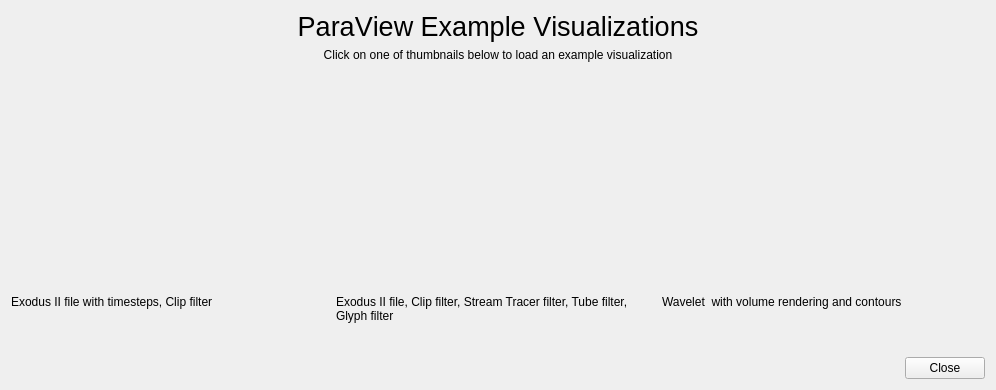
Above: Qt/ApplicationComponents/Resources/UI/pqExampleVisualizationsDialog.ui from Kitware/ParaView before the change. Below: the same form after it.
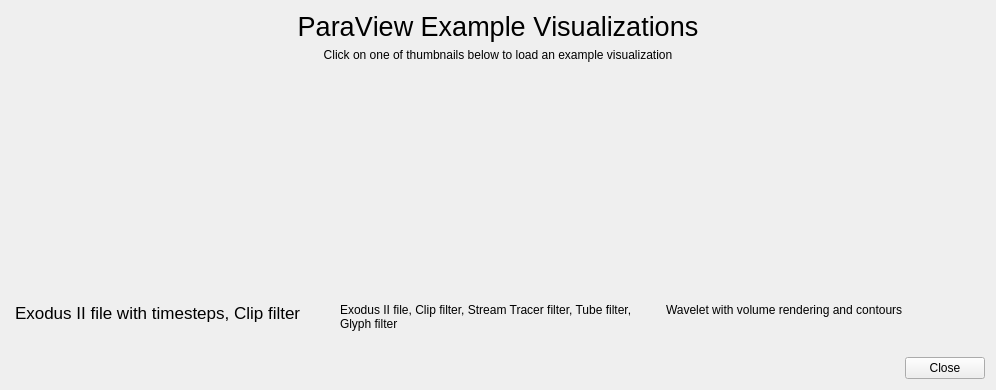
That is the form after the change. Icons and pictures are not drawn.

Commit message:
Fix odd caption placement in examples dialog on macOS
Swapped out QGridLayout, which appears to let text bleed into other
grid cells, for various widgets with horizontal and vertical layouts.

```diff
--- a/Qt/ApplicationComponents/Resources/UI/pqExampleVisualizationsDialog.ui
+++ b/Qt/ApplicationComponents/Resources/UI/pqExampleVisualizationsDialog.ui
@@ -40,11 +40,39 @@
     </widget>
    </item>
    <item>
-    <layout class="QGridLayout" name="gridLayout">
-     <property name="spacing">
+    <widget class="QWidget" name="widget" native="true">
+     <property name="layoutDirection">
+      <enum>Qt::LeftToRight</enum>
+     </property>
+     <layout class="QHBoxLayout" name="horizontalLayout">
+      <property name="leftMargin">
       <number>2</number>
      </property>
-     <item row="0" column="0">
+      <property name="topMargin">
+       <number>2</number>
+      </property>
+      <property name="rightMargin">
+       <number>2</number>
+      </property>
+      <property name="bottomMargin">
+       <number>2</number>
+      </property>
+      <item>
+       <widget class="QWidget" name="widget_2" native="true">
+        <layout class="QVBoxLayout" name="verticalLayout_3">
+         <property name="leftMargin">
+          <number>2</number>
+         </property>
+         <property name="topMargin">
+          <number>2</number>
+         </property>
+         <property name="rightMargin">
+          <number>2</number>
+         </property>
+         <property name="bottomMargin">
+          <number>2</number>
+         </property>
+         <item>
       <widget class="QPushButton" name="CanExampleButton">
        <property name="enabled">
         <bool>true</bool>
@@ -93,15 +121,62 @@
        <property name="autoDefault">
         <bool>true</bool>
        </property>
-       <property name="default">
-        <bool>false</bool>
-       </property>
        <property name="flat">
         <bool>true</bool>
        </property>
       </widget>
      </item>
-     <item row="0" column="1">
+         <item>
+          <widget class="QLabel" name="CanExampleDescription">
+           <property name="frameShape">
+            <enum>QFrame::NoFrame</enum>
+           </property>
+           <property name="lineWidth">
+            <number>1</number>
+           </property>
+           <property name="midLineWidth">
+            <number>1</number>
+           </property>
+           <property name="text">
+            <string>&lt;!DOCTYPE HTML PUBLIC &quot;-//W3C//DTD HTML 4.0//EN&quot; &quot;http://www.w3.org/TR/REC-html40/strict.dtd&quot;&gt;
+&lt;html&gt;&lt;head&gt;&lt;meta name=&quot;qrichtext&quot; content=&quot;1&quot; /&gt;&lt;style type=&quot;text/css&quot;&gt;
+p, li { white-space: pre-wrap; }
+&lt;/style&gt;&lt;/head&gt;&lt;body style=&quot; font-family:'.SF NS Text'; font-size:13pt; font-weight:400; font-style:normal;&quot;&gt;
+&lt;p style=&quot; margin-top:12px; margin-bottom:12px; margin-left:0px; margin-right:0px; -qt-block-indent:0; text-indent:0px;&quot;&gt;Exodus II file with timesteps, Clip filter&lt;br /&gt;&lt;/p&gt;&lt;/body&gt;&lt;/html&gt;</string>
+           </property>
+           <property name="alignment">
+            <set>Qt::AlignLeading|Qt::AlignLeft|Qt::AlignTop</set>
+           </property>
+           <property name="wordWrap">
+            <bool>true</bool>
+           </property>
+           <property name="margin">
+            <number>0</number>
+           </property>
+           <property name="indent">
+            <number>-1</number>
+           </property>
+          </widget>
+         </item>
+        </layout>
+       </widget>
+      </item>
+      <item>
+       <widget class="QWidget" name="widget_3" native="true">
+        <layout class="QVBoxLayout" name="verticalLayout_2">
+         <property name="leftMargin">
+          <number>2</number>
+         </property>
+         <property name="topMargin">
+          <number>2</number>
+         </property>
+         <property name="rightMargin">
+          <number>2</number>
+         </property>
+         <property name="bottomMargin">
+          <number>2</number>
+         </property>
+         <item>
       <widget class="QPushButton" name="DiskOutRefExampleButton">
        <property name="minimumSize">
         <size>
@@ -128,7 +203,38 @@
        </property>
       </widget>
      </item>
-     <item row="0" column="2">
+         <item>
+          <widget class="QLabel" name="DiskOutRefExampleDescription">
+           <property name="text">
+            <string>Exodus II file, Clip filter, Stream Tracer filter, Tube filter, Glyph filter</string>
+           </property>
+           <property name="alignment">
+            <set>Qt::AlignLeading|Qt::AlignLeft|Qt::AlignTop</set>
+           </property>
+           <property name="wordWrap">
+            <bool>true</bool>
+           </property>
+          </widget>
+         </item>
+        </layout>
+       </widget>
+      </item>
+      <item>
+       <widget class="QWidget" name="widget_4" native="true">
+        <layout class="QVBoxLayout" name="verticalLayout_4">
+         <property name="leftMargin">
+          <number>2</number>
+         </property>
+         <property name="topMargin">
+          <number>2</number>
+         </property>
+         <property name="rightMargin">
+          <number>2</number>
+         </property>
+         <property name="bottomMargin">
+          <number>2</number>
+         </property>
+         <item>
       <widget class="QPushButton" name="WaveletExampleButton">
        <property name="minimumSize">
         <size>
@@ -154,36 +260,10 @@
        </property>
       </widget>
      </item>
-     <item row="1" column="0">
-      <widget class="QLabel" name="CanExampleDescription">
-       <property name="text">
-        <string>Exodus II file with timesteps, Clip filter</string>
-       </property>
-       <property name="alignment">
-        <set>Qt::AlignLeading|Qt::AlignLeft|Qt::AlignTop</set>
-       </property>
-       <property name="wordWrap">
-        <bool>true</bool>
-       </property>
-      </widget>
-     </item>
-     <item row="1" column="1">
-      <widget class="QLabel" name="DiskOutRefExampleDescription">
-       <property name="text">
-        <string>Exodus II file, Clip filter, Stream Tracer filter, Tube filter, Glyph filter</string>
-       </property>
-       <property name="alignment">
-        <set>Qt::AlignLeading|Qt::AlignLeft|Qt::AlignTop</set>
-       </property>
-       <property name="wordWrap">
-        <bool>true</bool>
-       </property>
-      </widget>
-     </item>
-     <item row="1" column="2">
+         <item>
       <widget class="QLabel" name="WaveletExampleDescription">
        <property name="text">
-        <string>Wavelet  with volume rendering and contours</string>
+            <string>&lt;html&gt;&lt;head/&gt;&lt;body&gt;&lt;p&gt;Wavelet with volume rendering and contours&lt;br/&gt;&lt;/p&gt;&lt;/body&gt;&lt;/html&gt;</string>
        </property>
        <property name="alignment">
         <set>Qt::AlignLeading|Qt::AlignLeft|Qt::AlignTop</set>
@@ -194,6 +274,10 @@
       </widget>
      </item>
     </layout>
+       </widget>
+      </item>
+     </layout>
+    </widget>
    </item>
    <item>
     <spacer name="verticalSpacer">
```
Lines whose indentation alone changed are shown as unchanged.
